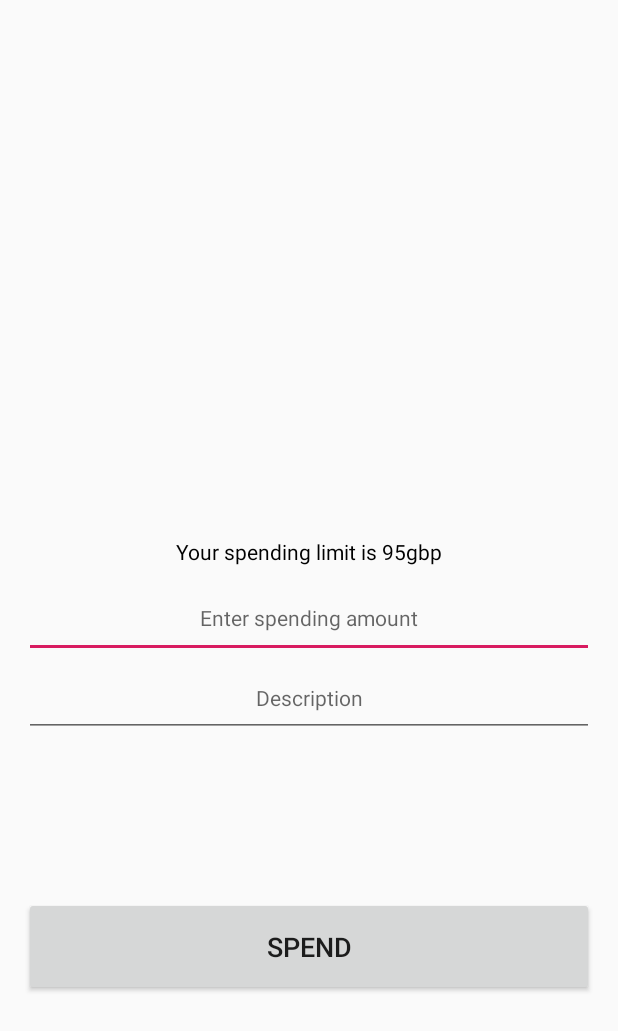
After one commit to dsp90/epaylaterinterview, an Android app: the layout fragment_spend.xml on its own in the app's theme, with its tools: preview values and no code run, on a phone screen of 412 x 824 dp. The commit adds this screen. Shown: the top 1031 px of the screen. Run offline under Robolectric (Android 15) with nearby library versions, the phone set to English and light mode, and no system bars.

Commit message:
added spend fragment

```diff
--- a/app/src/main/java/com/pawardushyant/epaylaterinterview/retrofit/constants/Constants.java
+++ b/app/src/main/java/com/pawardushyant/epaylaterinterview/retrofit/constants/Constants.java
@@ -1,9 +1,12 @@
 package com.pawardushyant.epaylaterinterview.retrofit.constants;
+
+import com.pawardushyant.epaylaterinterview.MainApp;
 
 public class Constants {
 
     public final static String BASE_URL = "https://interviewer-api.herokuapp.com";
     public final static String CONTENT_TYPE = "application/json";
+    public final static String AUTHTOKEN = "Bearer " + MainApp.getPrefs().getAccountToken();;
 
     public interface Endpoint {
         public static final String login = BASE_URL + "/login";
--- a/app/src/main/java/com/pawardushyant/epaylaterinterview/retrofit/model/Spend.java
+++ b/app/src/main/java/com/pawardushyant/epaylaterinterview/retrofit/model/Spend.java
@@ -11,6 +11,8 @@ public class Spend implements Parcelable {
     private String description;
 
     private String currency;
+
+    public Spend(){}
 
     private Spend(Parcel in) {
         date = in.readString();
--- /dev/null
+++ b/app/src/main/res/layout/fragment_spend.xml
@@ -0,0 +1,70 @@
+<?xml version="1.0" encoding="utf-8"?>
+<android.support.constraint.ConstraintLayout xmlns:android="http://schemas.android.com/apk/res/android"
+    android:layout_width="match_parent"
+    android:layout_height="match_parent"
+    xmlns:app="http://schemas.android.com/apk/res-auto"
+    xmlns:tools="http://schemas.android.com/tools">
+
+    <TextView
+        android:id="@+id/tv_limit"
+        android:layout_width="wrap_content"
+        android:layout_height="wrap_content"
+        android:gravity="center"
+        android:textColor="@color/black"
+        android:layout_marginTop="@dimen/dimen_8dp"
+        android:padding="@dimen/dimen_8dp"
+        android:textSize="@dimen/text_size_body"
+        app:layout_constraintStart_toStartOf="parent"
+        app:layout_constraintEnd_toEndOf="parent"
+        app:layout_constraintBottom_toTopOf="@+id/ed_spend"
+        tools:text="Your spending limit is 95gbp"/>
+
+    <EditText
+        android:id="@+id/ed_spend"
+        android:layout_width="0dp"
+        android:layout_height="0dp"
+        android:gravity="center"
+        android:hint="@string/enter_amount"
+        android:textColor="@color/black"
+        android:layout_marginStart="@dimen/dimen_16dp"
+        app:layout_constraintHeight_percent="0.064"
+        android:layout_marginEnd="@dimen/dimen_16dp"
+        android:padding="@dimen/dimen_8dp"
+        android:textSize="@dimen/text_size_body"
+        android:inputType="number"
+        android:imeOptions="actionNext"
+        app:layout_constraintTop_toTopOf="parent"
+        app:layout_constraintStart_toStartOf="parent"
+        app:layout_constraintEnd_toEndOf="parent"
+        app:layout_constraintBottom_toBottomOf="parent"/>
+
+    <EditText
+        android:id="@+id/ed_spend_desc"
+        android:layout_width="0dp"
+        android:layout_height="0dp"
+        android:gravity="center"
+        android:hint="@string/enter_desc"
+        android:textColor="@color/black"
+        android:layout_marginStart="@dimen/dimen_16dp"
+        app:layout_constraintHeight_percent="0.064"
+        android:layout_marginEnd="@dimen/dimen_16dp"
+        android:padding="@dimen/dimen_8dp"
+        android:textSize="@dimen/text_size_body"
+        android:imeOptions="actionDone"
+        app:layout_constraintTop_toBottomOf="@+id/ed_spend"
+        app:layout_constraintStart_toStartOf="parent"
+        app:layout_constraintEnd_toEndOf="parent"/>
+
+    <Button
+        android:id="@+id/btn_spend"
+        android:layout_width="0dp"
+        android:layout_height="0dp"
+        app:layout_constraintHeight_percent="0.080"
+        android:textSize="@dimen/text_size_button"
+        android:text="@string/spend"
+        app:layout_constraintTop_toBottomOf="@+id/ed_spend"
+        app:layout_constraintBottom_toBottomOf="parent"
+        app:layout_constraintStart_toStartOf="@+id/ed_spend"
+        app:layout_constraintEnd_toEndOf="@+id/ed_spend"/>
+
+</android.support.constraint.ConstraintLayout>
--- a/app/src/main/res/values/dimens.xml
+++ b/app/src/main/res/values/dimens.xml
@@ -2,4 +2,7 @@
 <resources>
     <dimen name="text_size_body">14sp</dimen>
     <dimen name="text_size_tab">16sp</dimen>
+    <dimen name="dimen_8dp">8dp</dimen>
+    <dimen name="dimen_16dp">16dp</dimen>
+    <dimen name="text_size_button">18sp</dimen>
 </resources>
--- a/app/src/main/res/values/strings.xml
+++ b/app/src/main/res/values/strings.xml
@@ -1,3 +1,7 @@
 <resources>
     <string name="app_name">epaylaterinterview</string>
+    <string name="enter_amount">Enter spending amount</string>
+    <string name="spend">Spend</string>
+    <string name="cannot_spend_amount_greater_than_limit">Amount is exceeding the limit.</string>
+    <string name="enter_desc">Description</string>
 </resources>
```
Also changed, not shown: app/src/main/java/com/pawardushyant/epaylaterinterview/app/epaylatertab/adapter/ScreenSliderPagerAdapter.java (+9 -1 lines), app/src/main/java/com/pawardushyant/epaylaterinterview/app/epaylatertab/balance/BalanceFragment.java (+13 -6 lines), app/src/main/java/com/pawardushyant/epaylaterinterview/app/epaylatertab/spend/FragmentSpend.java (added, +114 -0 lines), app/src/main/java/com/pawardushyant/epaylaterinterview/retrofit/apicall/ApiInterface.java (+5 -8 lines), app/src/main/java/com/pawardushyant/epaylaterinterview/utils/AppUtils.java (+9 -0 lines), app/src/main/java/com/pawardushyant/epaylaterinterview/utils/SharedPrefUtils.java (+20 -0 lines).
